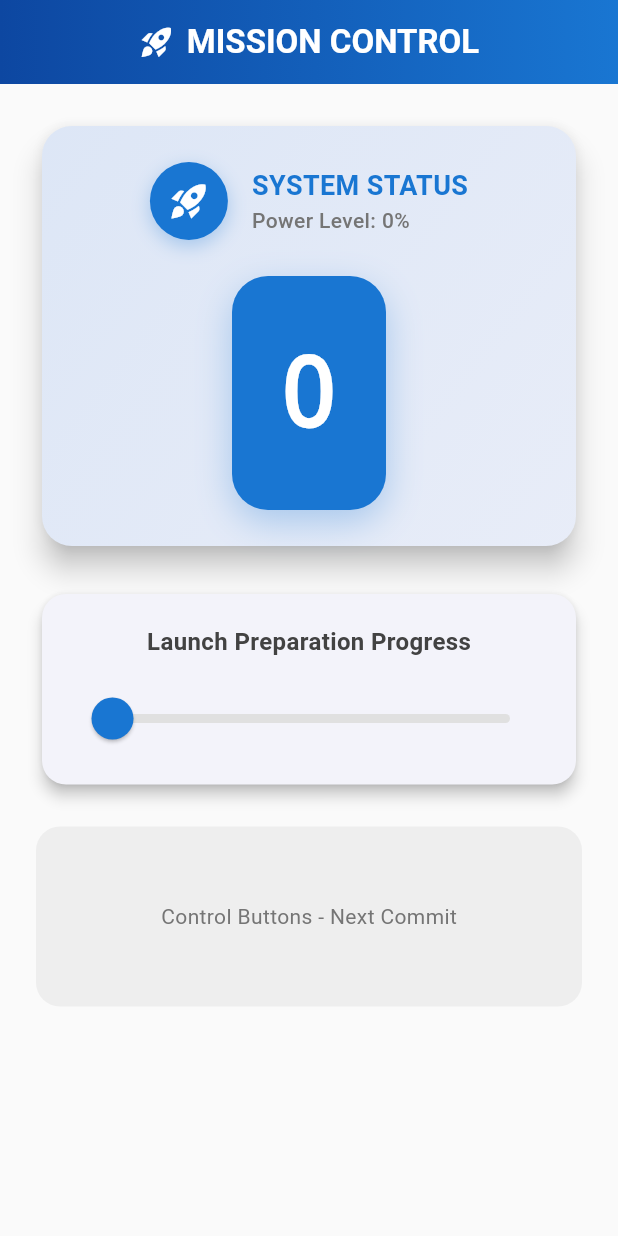
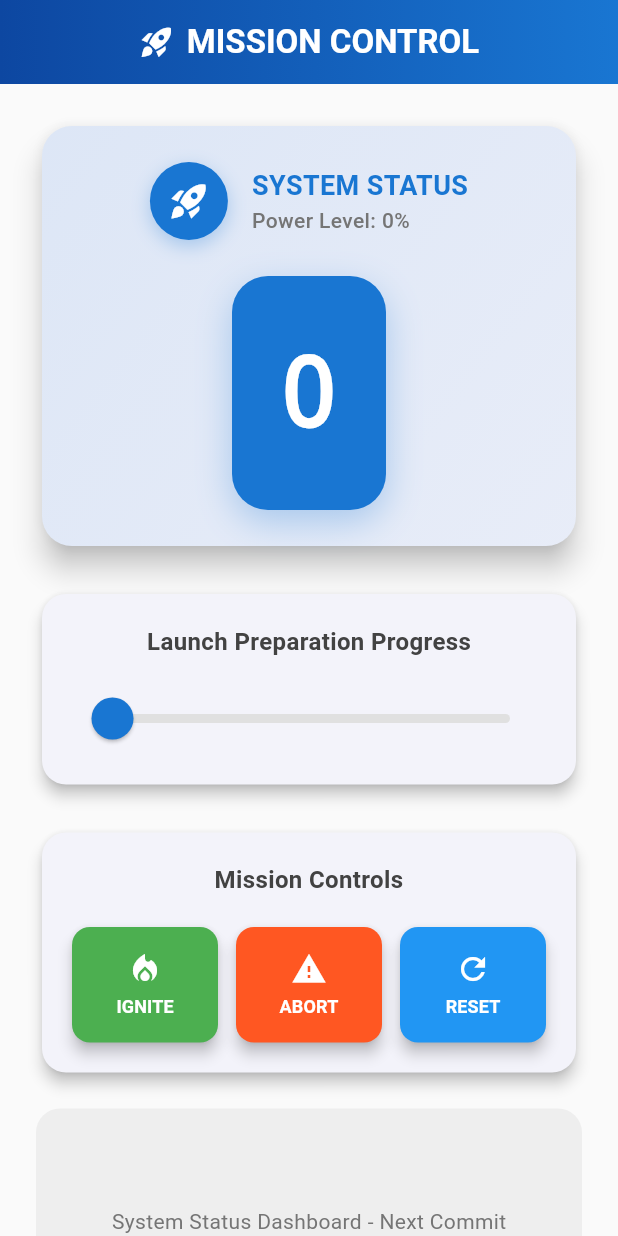
Before and after one commit to jithu2111/act6, a Flutter app: the screen it shows after launch, on a phone screen of 412 x 824 dp. Run offline on Flutter 3.47's test engine with Material 3 defaults, Android fonts, the phone set to English and light mode, and no system bars.

Commit message:
design control buttons with icons, styling, and responsive layout

```diff
--- a/lib/main.dart
+++ b/lib/main.dart
@@ -77,6 +77,35 @@ class CounterWidgetState extends State<CounterWidget> {
 
   String _getStatusText() {
     return 'SYSTEM STATUS';
+  }
+
+  Widget _buildControlButton(String label, IconData icon, Color color, VoidCallback onPressed) {
+    return ElevatedButton(
+      onPressed: onPressed,
+      style: ElevatedButton.styleFrom(
+        backgroundColor: color,
+        foregroundColor: Colors.white,
+        padding: const EdgeInsets.symmetric(vertical: 16),
+        shape: RoundedRectangleBorder(
+          borderRadius: BorderRadius.circular(12),
+        ),
+        elevation: 4,
+      ),
+      child: Column(
+        mainAxisSize: MainAxisSize.min,
+        children: [
+          Icon(icon, size: 24),
+          const SizedBox(height: 4),
+          Text(
+            label,
+            style: const TextStyle(
+              fontSize: 12,
+              fontWeight: FontWeight.bold,
+            ),
+          ),
+        ],
+      ),
+    );
   }
 
   @override
@@ -252,8 +281,64 @@ class CounterWidgetState extends State<CounterWidget> {
               const SizedBox(height: 24),
 
 
+              // Control Buttons
+              Card(
+                elevation: 4,
+                shape: RoundedRectangleBorder(borderRadius: BorderRadius.circular(16)),
+                child: Padding(
+                  padding: const EdgeInsets.all(20),
+                  child: Column(
+                    crossAxisAlignment: CrossAxisAlignment.stretch,
+                    children: [
+                      Text(
+                        'Mission Controls',
+                        style: TextStyle(
+                          fontSize: 16,
+                          fontWeight: FontWeight.w600,
+                          color: Colors.grey[800],
+                        ),
+                        textAlign: TextAlign.center,
+                      ),
+                      const SizedBox(height: 20),
+                      Row(
+                        children: [
+                          Expanded(
+                            child: _buildControlButton(
+                              'IGNITE',
+                              Icons.local_fire_department,
+                              const Color(0xFF4CAF50),
+                              _incrementCounter,
+                            ),
+                          ),
+                          const SizedBox(width: 12),
+                          Expanded(
+                            child: _buildControlButton(
+                              'ABORT',
+                              Icons.warning,
+                              const Color(0xFFFF5722),
+                              _decrementCounter,
+                            ),
+                          ),
+                          const SizedBox(width: 12),
+                          Expanded(
+                            child: _buildControlButton(
+                              'RESET',
+                              Icons.refresh,
+                              const Color(0xFF2196F3),
+                              _resetCounter,
+                            ),
+                          ),
+                        ],
+                      ),
+                    ],
+                  ),
+                ),
+              ),
+
+              const SizedBox(height: 20),
+
               Container(
-                height: 120,
+                height: 150,
                 width: double.infinity,
                 decoration: BoxDecoration(
                   color: Colors.grey[200],
@@ -261,7 +346,7 @@ class CounterWidgetState extends State<CounterWidget> {
                 ),
                 child: Center(
                   child: Text(
-                    'Control Buttons - Next Commit',
+                    'System Status Dashboard - Next Commit',
                     style: TextStyle(color: Colors.grey[600]),
                   ),
                 ),
```
